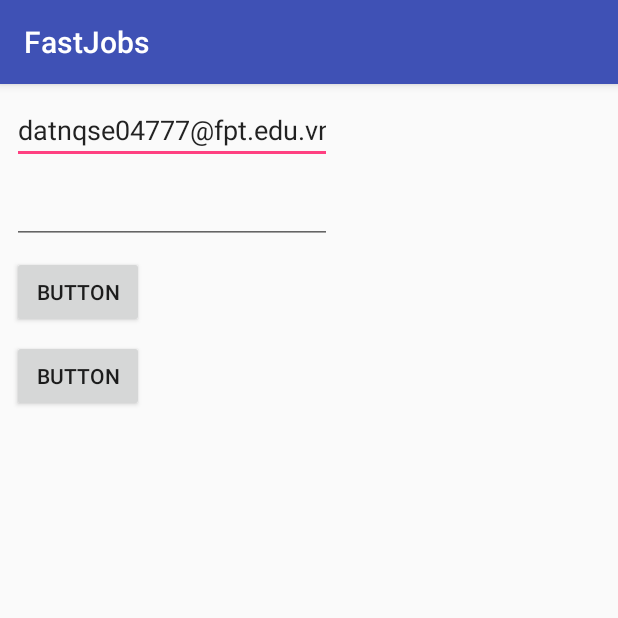
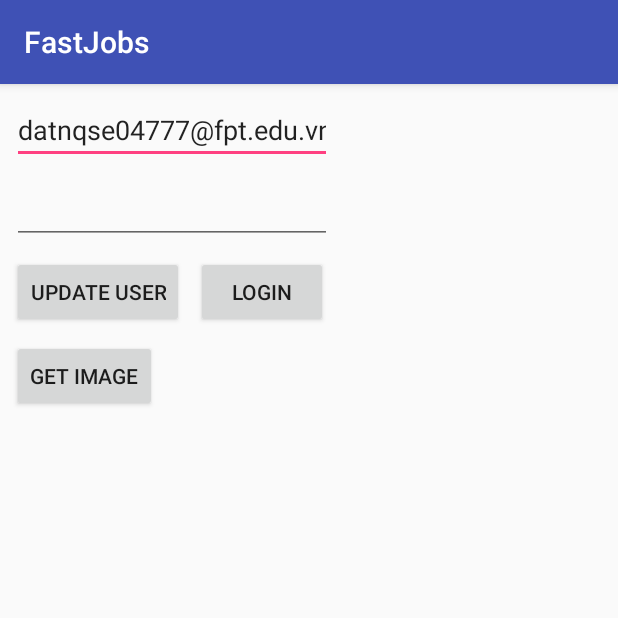
Before and after one commit to vanthai2704/AndroidFinalProject, an Android app: the screen it shows after launch (TestActivity), on a phone screen of 412 x 824 dp, the top half of it. Run offline under Robolectric (Android 15) with nearby library versions, the phone set to English and light mode, and no system bars.

Commit message:
Example to use DB support
In TestActivity, It has some example to use login, signup, insert user, update, image, ...

```diff
--- a/FastJobs/app/src/main/res/layout/activity_test.xml
+++ b/FastJobs/app/src/main/res/layout/activity_test.xml
@@ -34,8 +34,8 @@
         android:layout_height="wrap_content"
         android:layout_marginStart="8dp"
         android:layout_marginTop="8dp"
-        android:onClick="test"
-        android:text="Button"
+        android:onClick="updateUser"
+        android:text="Update user"
         app:layout_constraintStart_toStartOf="parent"
         app:layout_constraintTop_toBottomOf="@+id/editTextTest2" />
 
@@ -45,8 +45,8 @@
         android:layout_height="wrap_content"
         android:layout_marginStart="8dp"
         android:layout_marginTop="8dp"
-        android:onClick="insert"
-        android:text="Button"
+        android:onClick="getImageFromServer"
+        android:text="Get Image"
         app:layout_constraintStart_toStartOf="parent"
         app:layout_constraintTop_toBottomOf="@+id/buttonTest" />
 
@@ -59,4 +59,14 @@
         app:layout_constraintStart_toStartOf="parent"
         app:layout_constraintTop_toBottomOf="@+id/buttonTest2"
         tools:srcCompat="@tools:sample/avatars" />
+
+    <Button
+        android:id="@+id/buttonTest3"
+        android:layout_width="wrap_content"
+        android:layout_height="wrap_content"
+        android:layout_marginStart="8dp"
+        android:onClick="loginOnclick"
+        android:text="Login"
+        app:layout_constraintBaseline_toBaselineOf="@+id/buttonTest"
+        app:layout_constraintStart_toEndOf="@+id/buttonTest" />
 </android.support.constraint.ConstraintLayout>
```
Also changed, not shown: FastJobs/app/src/main/java/com/example/fastjobs/TestActivity.java (+84 -29 lines).
